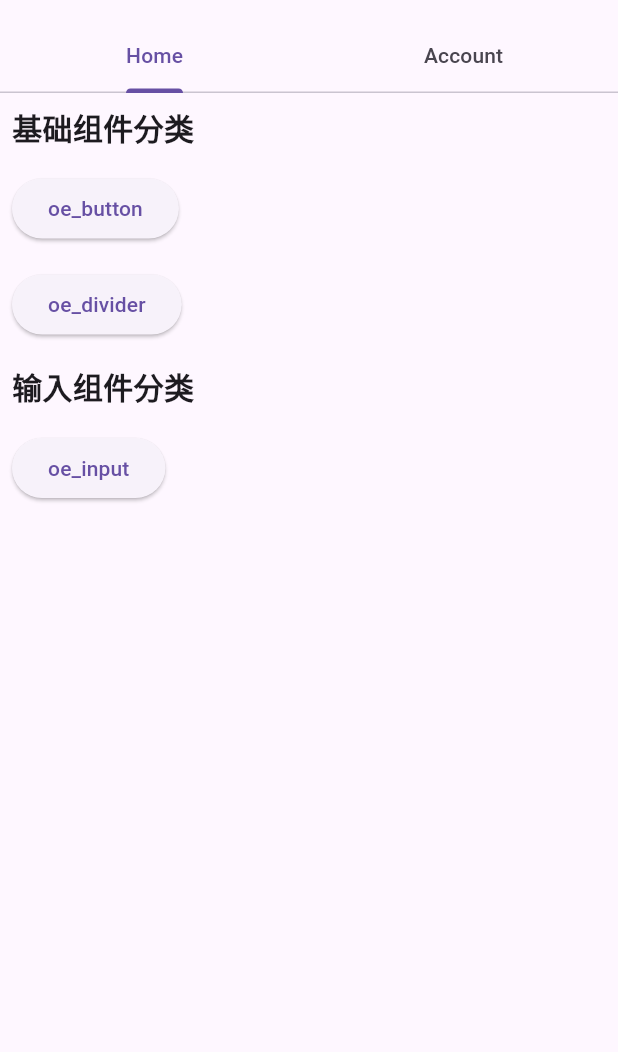
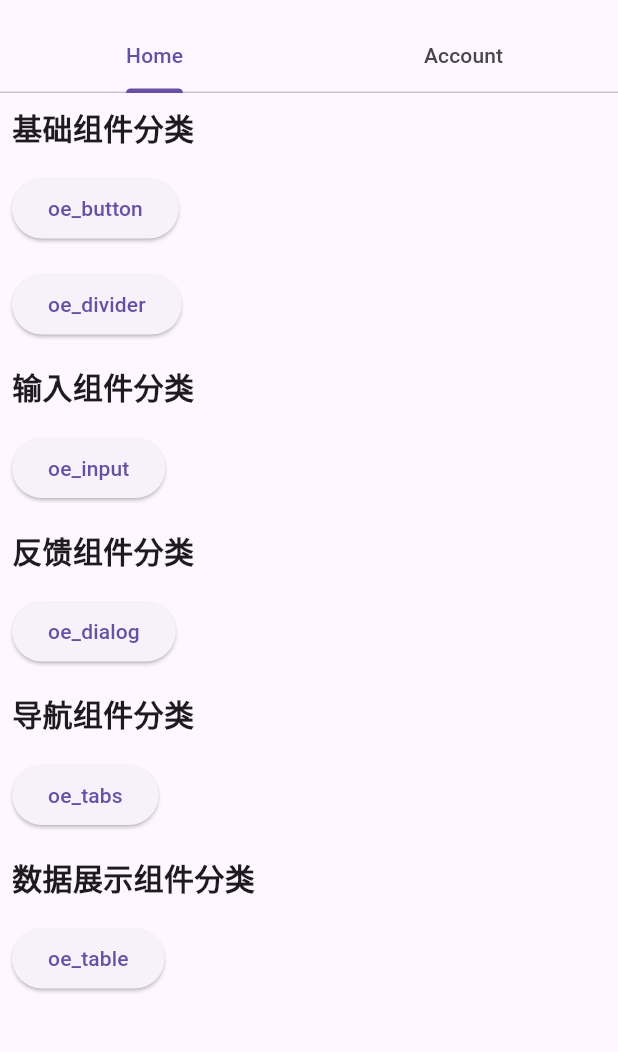
Before and after one commit to Gzx97/my_component_library, a Flutter app: the screen it shows after launch, on a phone screen of 412 x 824 dp, the part 63-1115 px from its top. Run offline on Flutter 3.47's test engine with Material 3 defaults, Android fonts, the phone set to English and light mode, and no system bars.

Commit message:
feat: 样例页面分组config设计

```diff
--- a/example/lib/config.dart
+++ b/example/lib/config.dart
@@ -1,17 +1,32 @@
 import 'package:flutter/material.dart';
 import 'pages/home/base_components/oe_button_page.dart';
 import 'pages/home/base_components/oe_divider_page.dart';
+import 'pages/home/data_display_components/oe_table_page.dart';
+import 'pages/home/feedback_components/oe_dialog_page.dart';
 import 'pages/home/input_components/oe_input_page.dart';
-// import 'pages/home/input_components/checkbox_page.dart';
+import 'pages/home/nav_components/oe_tabs_page.dart';
 
 class ExampleMap {
+  // 基础组件
   static final Map<String, Widget Function()> baseComponents = {
     'oe_button': () => const OeButtonPage(),
     'oe_divider': () => const OeDividerPage(),
   };
-
+  // 输入组件
   static final Map<String, Widget Function()> inputComponents = {
     'oe_input': () => OeInputViewPage(),
     // 'Checkbox': () => const CheckboxPage(),
   };
+  // 反馈组件
+  static final Map<String, Widget Function()> feedbackComponents = {
+    'oe_dialog': () => OeDialogViewPage(),
+  };
+  // 数据展示组件路由
+  static final Map<String, Widget Function()> dataDisplayComponents = {
+    'oe_table': () => OeTableViewPage(),
+  };
+  // 导航组件路由
+  static final Map<String, Widget Function()> navComponents = {
+    'oe_tabs': () => OeTabsViewPage(),
+  };
 }
--- a/example/lib/pages/home/home_page.dart
+++ b/example/lib/pages/home/home_page.dart
@@ -75,6 +75,61 @@ class HomeComponentsPage extends StatelessWidget {
                   Navigator.pushNamed(context, '/${entry.key}');
                 },
               )),
+          const Padding(
+            padding: EdgeInsets.all(8.0),
+            child: Text(
+              '反馈组件分类',
+              style: TextStyle(
+                fontSize: 20,
+                fontWeight: FontWeight.bold,
+              ),
+            ),
+          ),
+          // 反馈组件展示
+          ...ExampleMap.feedbackComponents.entries
+              .map((entry) => ComponentButton(
+                    label: entry.key,
+                    onPressed: () {
+                      Navigator.pushNamed(context, '/${entry.key}');
+                    },
+                  )),
+
+          const Padding(
+            padding: EdgeInsets.all(8.0),
+            child: Text(
+              '导航组件分类',
+              style: TextStyle(
+                fontSize: 20,
+                fontWeight: FontWeight.bold,
+              ),
+            ),
+          ),
+          // 导航组件展示
+          ...ExampleMap.navComponents.entries.map((entry) => ComponentButton(
+                label: entry.key,
+                onPressed: () {
+                  Navigator.pushNamed(context, '/${entry.key}');
+                },
+              )),
+
+          const Padding(
+            padding: EdgeInsets.all(8.0),
+            child: Text(
+              '数据展示组件分类',
+              style: TextStyle(
+                fontSize: 20,
+                fontWeight: FontWeight.bold,
+              ),
+            ),
+          ),
+          // 数据展示组件展示
+          ...ExampleMap.dataDisplayComponents.entries
+              .map((entry) => ComponentButton(
+                    label: entry.key,
+                    onPressed: () {
+                      Navigator.pushNamed(context, '/${entry.key}');
+                    },
+                  )),
         ],
       ),
     );
--- a/example/lib/routes/app_router.dart
+++ b/example/lib/routes/app_router.dart
@@ -1,4 +1,6 @@
 import 'package:flutter/material.dart';
+import '../pages/home/data_display_components/oe_table_page.dart';
+import '../pages/home/feedback_components/oe_dialog_page.dart';
 import '../pages/home/home_page.dart';
 import '../pages/account/account_page.dart';
 import '../pages/home/base_components/oe_button_page.dart';
@@ -6,6 +8,7 @@ import '../pages/home/base_components/oe_divider_page.dart';
 // import '../pages/home/input_components/input_component_page.dart';
 // import '../pages/home/input_components/checkbox_page.dart';
 import '../pages/home/input_components/oe_input_page.dart';
+import '../pages/home/nav_components/oe_tabs_page.dart';
 import 'error_page.dart';
 
 class AppRouter {
@@ -28,11 +31,16 @@ class AppRouter {
       // 输入组件路由
       case '/oe_input':
         return MaterialPageRoute(builder: (context) => const OeInputViewPage());
-      // case '/input_components/input_component':
-      //   return MaterialPageRoute(
-      //       builder: (context) => const InputComponentPage());
-      // case '/input_components/checkbox':
-      //   return MaterialPageRoute(builder: (context) => const CheckboxPage());
+      // 反馈组件路由
+      case '/oe_dialog':
+        return MaterialPageRoute(
+            builder: (context) => const OeDialogViewPage());
+      //数据展示组件路由
+      case '/oe_table':
+        return MaterialPageRoute(builder: (context) => const OeTableViewPage());
+      //导航组件路由
+      case '/oe_tabs':
+        return MaterialPageRoute(builder: (context) => const OeTabsViewPage());
       default:
         return MaterialPageRoute(builder: (context) => const ErrorPage());
     }
```
Also changed, not shown: example/lib/pages/home/data_display_components/oe_table_page.dart (+6 -17 lines), example/lib/pages/home/feedback_components/oe_dialog_page.dart (+6 -17 lines), example/lib/pages/home/nav_components/oe_tabs_page.dart (+6 -17 lines).
